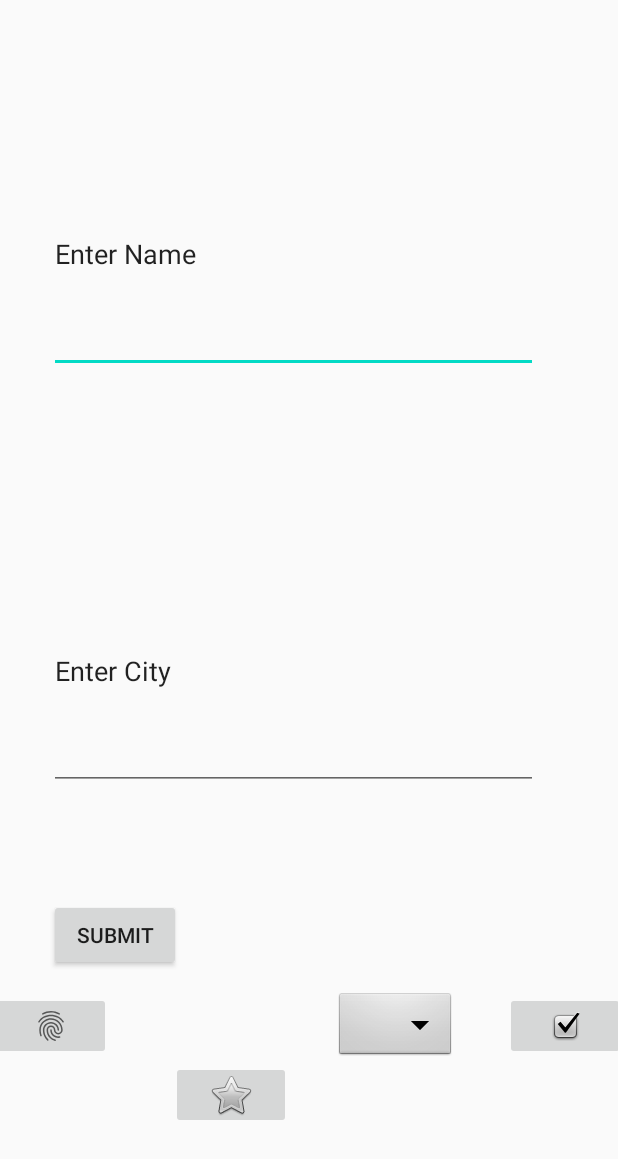
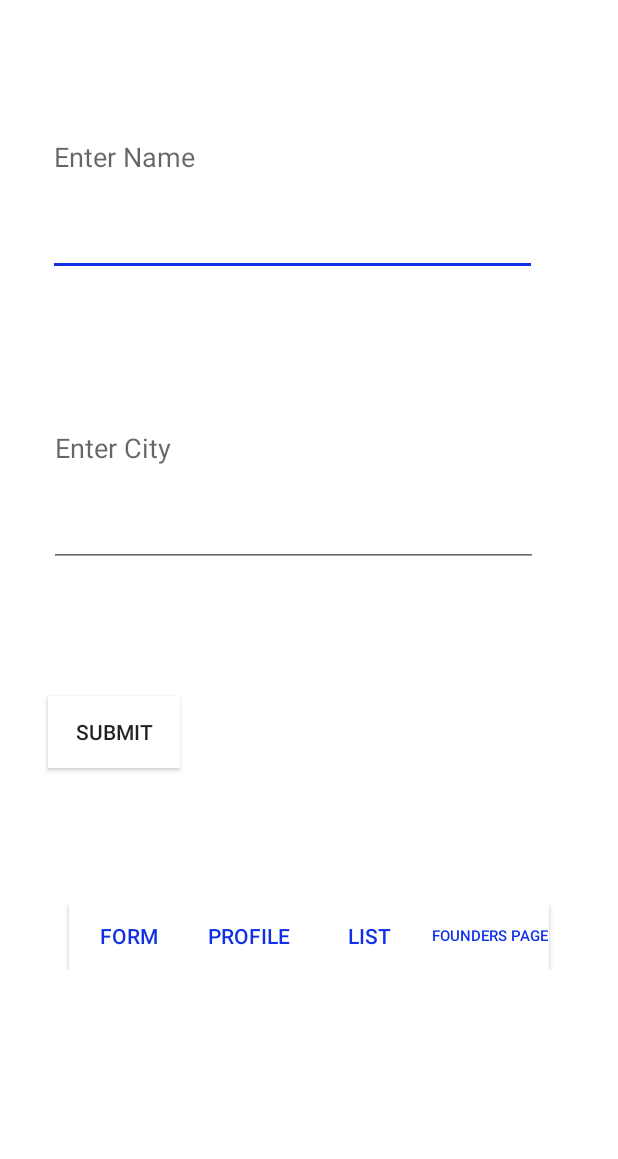
Before and after one commit to CodeNext-TeamEdgeY2/EDACbasicapp, an Android app: the FormActivity screen opened directly, with no data from a screen before it, on a phone screen of 412 x 824 dp. Shown: the top 1159 px of the screen. Run offline under Robolectric (Android 15) with nearby library versions, the phone set to English and light mode, and no system bars; our stand-ins replace Firebase (no records; nobody signed in at launch, a user with empty details on screens opened directly); Roboto replaces fonts that are not available here.

Commit message:
I edited the buttons and fixed some components of the form page

```diff
--- a/app/src/main/res/layout/activity_form.xml
+++ b/app/src/main/res/layout/activity_form.xml
@@ -4,78 +4,62 @@
     xmlns:tools="http://schemas.android.com/tools"
     android:layout_width="match_parent"
     android:layout_height="match_parent"
+    android:background="#FFFFFF"
     tools:context=".FormActivity">
 
-    <ImageButton
+    <LinearLayout
+        android:id="@+id/linearLayout"
+        android:layout_width="match_parent"
+        android:layout_height="wrap_content"
+        android:layout_marginTop="75dp"
+        android:layout_marginBottom="164dp"
+        android:gravity="center"
+        android:orientation="horizontal"
+        app:layout_constraintBottom_toBottomOf="parent"
+        app:layout_constraintEnd_toEndOf="parent"
+        app:layout_constraintStart_toStartOf="parent"
+        app:layout_constraintTop_toBottomOf="@+id/submitButton">
+
+
+        <Button
             android:id="@+id/FormButton"
             android:layout_width="80dp"
             android:layout_height="45dp"
-        android:layout_marginStart="14dp"
-        android:layout_marginLeft="14dp"
-        android:layout_marginTop="661dp"
-        android:layout_marginEnd="20dp"
-        android:layout_marginRight="20dp"
-        android:layout_marginBottom="25dp"
+            android:background="#FFFF"
             android:onClick="openFormPage"
-        app:layout_constraintBottom_toBottomOf="parent"
-        app:layout_constraintEnd_toStartOf="@+id/ListButton"
-        app:layout_constraintStart_toStartOf="parent"
-        app:layout_constraintTop_toTopOf="parent"
-        app:layout_constraintVertical_bias="0.0"
-        app:srcCompat="?android:attr/fingerprintAuthDrawable" />
+            android:text="form"
+            android:textColor="@color/colorAccent"
+            android:textColorHighlight="#FFFFFF" />
 
-    <ImageButton
+        <Button
             android:id="@+id/ProfileButton"
             android:layout_width="80dp"
             android:layout_height="45dp"
-        android:layout_marginStart="9dp"
-        android:layout_marginLeft="9dp"
-        android:layout_marginTop="661dp"
-        android:layout_marginEnd="20dp"
-        android:layout_marginRight="20dp"
-        android:layout_marginBottom="25dp"
+            android:background="#FFF"
             android:onClick="openProfilePage"
-        app:layout_constraintBottom_toBottomOf="parent"
-        app:layout_constraintEnd_toStartOf="@+id/FoundersButton"
-        app:layout_constraintStart_toEndOf="@+id/ListButton"
-        app:layout_constraintTop_toTopOf="parent"
-        app:layout_constraintVertical_bias="0.0"
-        app:srcCompat="@android:drawable/btn_dropdown" />
+            android:text="profile"
+            android:textColor="@color/colorAccent" />
 
-    <ImageButton
+        <Button
             android:id="@+id/ListButton"
             android:layout_width="80dp"
             android:layout_height="45dp"
-        android:layout_marginStart="20dp"
-        android:layout_marginLeft="20dp"
-        android:layout_marginTop="661dp"
-        android:layout_marginEnd="20dp"
-        android:layout_marginRight="20dp"
-        android:layout_marginBottom="25dp"
+            android:background="#FFF"
             android:onClick="openListPage"
-        app:layout_constraintBottom_toBottomOf="parent"
-        app:layout_constraintEnd_toStartOf="@+id/ProfileButton"
-        app:layout_constraintStart_toEndOf="@+id/FormButton"
-        app:layout_constraintTop_toTopOf="parent"
-        app:srcCompat="@android:drawable/btn_star_big_off" />
+            android:text="List"
+            android:textColor="@color/colorAccent" />
 
-    <ImageButton
+        <Button
             android:id="@+id/FoundersButton"
             android:layout_width="80dp"
             android:layout_height="45dp"
-        android:layout_marginStart="13dp"
-        android:layout_marginLeft="13dp"
-        android:layout_marginTop="661dp"
-        android:layout_marginEnd="16dp"
-        android:layout_marginRight="16dp"
-        android:layout_marginBottom="25dp"
+            android:background="#FFF"
             android:onClick="openFoundersPage"
-        app:layout_constraintBottom_toBottomOf="parent"
-        app:layout_constraintEnd_toEndOf="parent"
-        app:layout_constraintStart_toEndOf="@+id/ProfileButton"
-        app:layout_constraintTop_toTopOf="parent"
-        app:layout_constraintVertical_bias="0.0"
-        app:srcCompat="@android:drawable/checkbox_on_background" />
+            android:text="Founders Page"
+            android:textColor="@color/colorAccent"
+            android:textSize="10sp" />
+
+    </LinearLayout>
 
     <EditText
         android:id="@+id/nameText"
@@ -83,35 +67,32 @@
         android:layout_height="158dp"
         android:layout_marginStart="32dp"
         android:layout_marginLeft="32dp"
-        android:layout_marginTop="116dp"
+        android:layout_marginTop="26dp"
         android:layout_marginEnd="53dp"
         android:layout_marginRight="53dp"
-        android:layout_marginBottom="60dp"
+        android:layout_marginBottom="93dp"
         android:ems="10"
         android:inputType="textPersonName"
-        android:text="Enter Name "
+        android:hint="Enter Name "
         app:layout_constraintBottom_toTopOf="@+id/cityText"
         app:layout_constraintEnd_toEndOf="parent"
+        app:layout_constraintHorizontal_bias="0.0"
         app:layout_constraintStart_toStartOf="parent"
-        app:layout_constraintTop_toTopOf="parent" />
+        app:layout_constraintTop_toTopOf="parent"
+        app:layout_constraintVertical_bias="0.0" />
 
     <EditText
         android:id="@+id/cityText"
         android:layout_width="326dp"
         android:layout_height="158dp"
-        android:layout_marginStart="32dp"
-        android:layout_marginLeft="32dp"
-        android:layout_marginTop="60dp"
-        android:layout_marginEnd="53dp"
-        android:layout_marginRight="53dp"
-        android:layout_marginBottom="51dp"
+        android:layout_marginTop="220dp"
         android:ems="10"
         android:inputType="textPersonName"
-        android:text="Enter City "
-        app:layout_constraintBottom_toTopOf="@+id/submitButton"
+        android:hint="Enter City "
         app:layout_constraintEnd_toEndOf="parent"
+        app:layout_constraintHorizontal_bias="0.376"
         app:layout_constraintStart_toStartOf="parent"
-        app:layout_constraintTop_toBottomOf="@+id/nameText" />
+        app:layout_constraintTop_toTopOf="parent" />
 
     <Button
         android:id="@+id/submitButton"
@@ -123,14 +104,15 @@
 
         android:layout_marginEnd="291dp"
         android:layout_marginRight="291dp"
-        android:layout_marginBottom="39dp"
+        android:background="#FFF"
         android:onClick="sendInfo"
         android:text="Submit"
-        app:layout_constraintBottom_toTopOf="@+id/FormButton"
+        app:layout_constraintBottom_toBottomOf="parent"
         app:layout_constraintEnd_toEndOf="parent"
+        app:layout_constraintHorizontal_bias="0.0"
         app:layout_constraintStart_toStartOf="parent"
-        app:layout_constraintTop_toBottomOf="@+id/cityText" />
-
+        app:layout_constraintTop_toBottomOf="@+id/cityText"
+        app:layout_constraintVertical_bias="0.172" />
 
 
 </androidx.constraintlayout.widget.ConstraintLayout>
--- a/app/src/main/res/values/colors.xml
+++ b/app/src/main/res/values/colors.xml
@@ -1,6 +1,7 @@
 <?xml version="1.0" encoding="utf-8"?>
 <resources>
-    <color name="colorPrimary">#6200EE</color>
-    <color name="colorPrimaryDark">#3700B3</color>
-    <color name="colorAccent">#03DAC5</color>
+    <color name="colorPrimary">#C7C7C7</color>
+    <color name="colorPrimaryDark">#8400ff</color>
+    <color name="colorAccent">#0F30E8</color>
+
 </resources>
```
Also changed, not shown: app/src/main/java/com/example/edacbasicapp/FormActivity.java (+7 -2 lines), app/src/main/res/layout/activity_founders.xml (+35 -51 lines), app/src/main/res/layout/activity_list.xml (+35 -51 lines), app/src/main/res/layout/activity_profile.xml (+35 -51 lines). Lines whose indentation alone changed are shown as unchanged.
